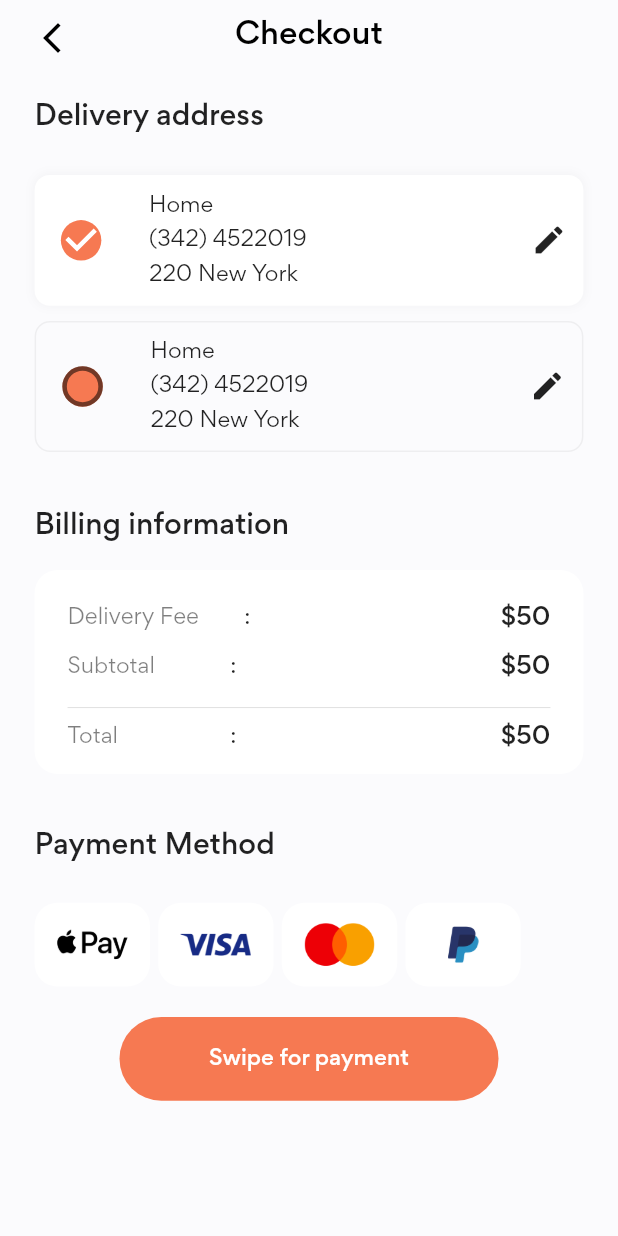
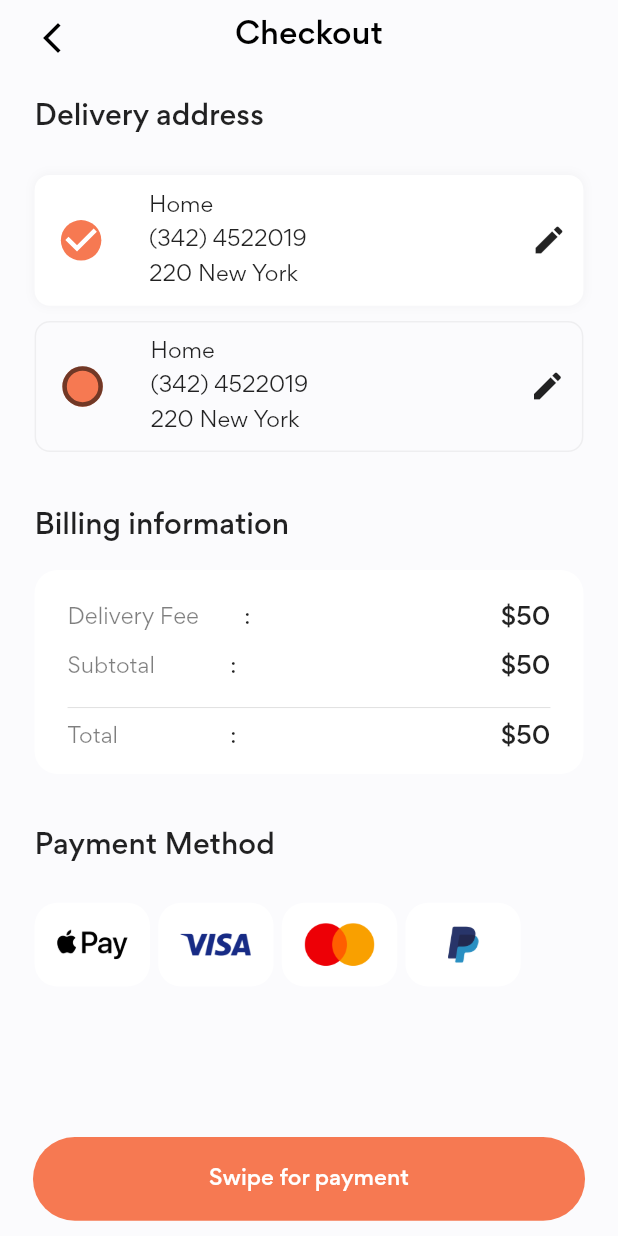
Before and after one commit to Mohamed-Gibreel/Stylish, a Flutter app: the CheckoutScreen screen opened by its route, on a phone screen of 412 x 824 dp. Run offline on Flutter 3.47's test engine with Material 2 defaults, Android fonts, the phone set to English and light mode, and no system bars; our stand-ins replace bloc, equatable, flutter_bloc, flutter_screenutil, flutter_svg, like_button; missing offline and left inert: flutter_displaymode; generated files the repository leaves out were written again.

Commit message:
Fixed aligment issues in checkout page and product page

```diff
--- a/lib/modules/checkout/views/checkout.dart
+++ b/lib/modules/checkout/views/checkout.dart
@@ -358,17 +358,26 @@
                   ),
                 ],
               ),
-              SizedBox(
-                height: 20.h,
+              // SizedBox(
+              //   height: 20.h,
+              // ),
+            ],
           ),
-              GestureDetector(
+        ),
+      ),
+      bottomNavigationBar: SafeArea(
+        child: Padding(
+          padding: EdgeInsets.symmetric(
+            horizontal: 20.w,
+            vertical: MediaQuery.of(context).viewPadding.bottom > 0 ? 0 : 10.h,
+          ),
+          child: GestureDetector(
             onTap: () {
               Navigator.of(context).pushNamedAndRemoveUntil(
                 '/completedOrder',
                 (route) => false,
               );
             },
-                child: Center(
             child: Container(
               width: 230.w,
               height: 55.h,
@@ -388,9 +397,6 @@
               ),
             ),
           ),
-              )
-            ],
-          ),
         ),
       ),
     );
```
Also changed, not shown: lib/modules/product/views/product.dart (+10 -2 lines). Lines whose indentation alone changed are shown as unchanged.
